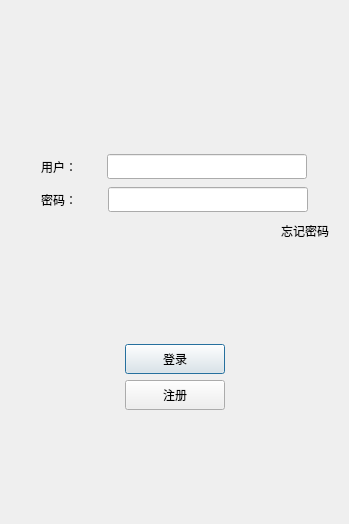
Old version of the form logindialog.ui in the repository blapapple/pChat.
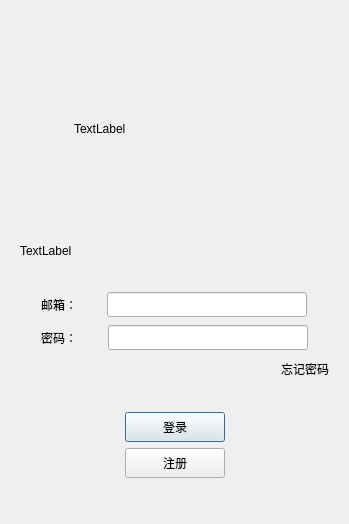
New version of the form. Icons and pictures are not drawn. Custom widgets are drawn as their Qt base class.

What changed in the file:
```diff
--- a/logindialog.ui
+++ b/logindialog.ui
@@ -38,30 +38,34 @@
       <widget class="QWidget" name="widget" native="true">
        <layout class="QGridLayout" name="gridLayout">
         <item row="0" column="0">
-         <widget class="QLabel" name="label">
+         <widget class="QLabel" name="labelLoginHead">
+          <property name="minimumSize">
+           <size>
+            <width>200</width>
+            <height>200</height>
+           </size>
+          </property>
           <property name="maximumSize">
            <size>
-            <width>240</width>
-            <height>240</height>
+            <width>200</width>
+            <height>200</height>
            </size>
           </property>
           <property name="text">
-           <string/>
-          </property>
-          <property name="pixmap">
-           <pixmap resource="sources.qrc">:/resources/images/1746674326076_temp_qrcode_share_9993.png</pixmap>
-          </property>
-          <property name="scaledContents">
-           <bool>true</bool>
-          </property>
-          <property name="alignment">
-           <set>Qt::AlignCenter</set>
+           <string>TextLabel</string>
           </property>
          </widget>
         </item>
        </layout>
       </widget>
      </item>
+     <item>
+      <widget class="QLabel" name="err_tip">
+       <property name="text">
+        <string>TextLabel</string>
+       </property>
+      </widget>
+     </item>
      <item>
       <spacer name="verticalSpacer">
        <property name="orientation">
@@ -107,7 +111,7 @@
           </size>
          </property>
          <property name="text">
-          <string>用户：</string>
+          <string>邮箱：</string>
          </property>
         </widget>
        </item>
```
Left out of the diff: 8 changed lines with no effect on the pictures.
